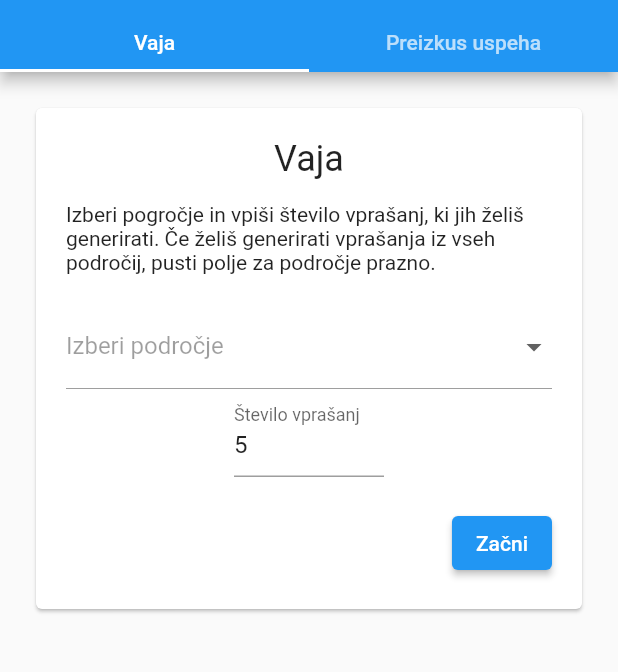
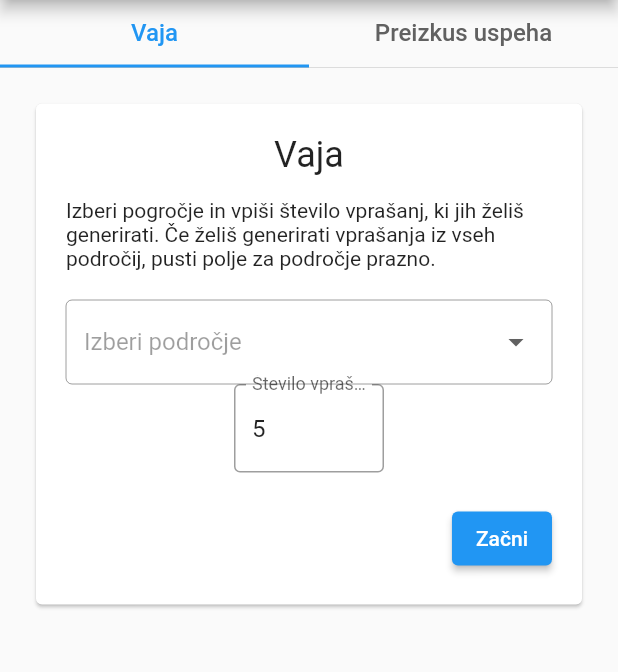
Before and after one commit to jakobkordez/s5_practice, a Flutter app: the screen it shows after launch, on a phone screen of 412 x 824 dp, the part 84-756 px from its top. Run offline on Flutter 3.47's test engine with Material 2 defaults, Android fonts, the light colour scheme and no system bars; our stand-ins replace equatable, flutter_bloc; missing offline and left inert: flutter_math_fork, timer_builder.

Commit message:
Update design

```diff
--- a/lib/src/app.dart
+++ b/lib/src/app.dart
@@ -29,6 +29,11 @@ class App extends StatelessWidget {
 
             return null;
           },
+          theme: ThemeData(
+            inputDecorationTheme: const InputDecorationTheme(
+              border: OutlineInputBorder(),
+            ),
+          ),
         ),
       );
 }
--- a/lib/src/generator/cubit/generator_cubit.dart
+++ b/lib/src/generator/cubit/generator_cubit.dart
@@ -8,10 +8,6 @@ part 'generator_state.dart';
 
 class GeneratorCubit extends Cubit<GeneratorState> {
   GeneratorCubit() : super(const GeneratorState());
-
-  void setPractice() => emit(state.copyWith(type: GeneratorType.practice));
-
-  void setTest() => emit(state.copyWith(type: GeneratorType.test));
 
   void setSingleCategory(bool singleCategory) =>
       emit(state.copyWith(singleCategory: singleCategory));
--- a/lib/src/generator/cubit/generator_state.dart
+++ b/lib/src/generator/cubit/generator_state.dart
@@ -6,7 +6,6 @@ enum GeneratorType {
 }
 
 class GeneratorState extends Equatable {
-  final GeneratorType type;
   final int practiceQuestionCount;
   final int testQuestionCount;
   final bool singleCategory;
@@ -14,7 +13,6 @@ class GeneratorState extends Equatable {
   final Duration timerDuration;
 
   const GeneratorState({
-    this.type = GeneratorType.practice,
     this.practiceQuestionCount = 5,
     this.testQuestionCount = kDebugMode ? 6 : 60,
     this.singleCategory = false,
@@ -33,7 +31,6 @@ class GeneratorState extends Equatable {
     final newSingleCategory = singleCategory ?? this.singleCategory;
 
     return GeneratorState(
-      type: type ?? this.type,
       practiceQuestionCount:
           practiceQuestionCount ?? this.practiceQuestionCount,
       testQuestionCount: testQuestionCount ?? this.testQuestionCount,
@@ -45,7 +42,6 @@ class GeneratorState extends Equatable {
 
   @override
   List<Object?> get props => [
-        type,
         practiceQuestionCount,
         testQuestionCount,
         singleCategory,
--- a/lib/src/generator/generator_form.dart
+++ b/lib/src/generator/generator_form.dart
@@ -28,7 +28,7 @@ class PracticeTab extends StatelessWidget {
               final mxW = constraints.maxWidth - 80;
               return Wrap(
                 alignment: WrapAlignment.center,
-                spacing: 20,
+                spacing: 10,
                 crossAxisAlignment: WrapCrossAlignment.end,
                 children: [
                   Container(
@@ -77,8 +77,6 @@ class _CategoryInput extends StatelessWidget {
       BlocBuilder<QuestionsCubit, QuestionsState>(
         builder: (context, qstate) =>
             BlocBuilder<GeneratorCubit, GeneratorState>(
-          buildWhen: (previous, current) =>
-              current.type == GeneratorType.practice,
           builder: (context, gstate) {
             qstate as QuestionsLoaded;
 
@@ -92,6 +90,7 @@ class _CategoryInput extends StatelessWidget {
                 suffixIcon: gstate.category == null
                     ? null
                     : IconButton(
+                        splashRadius: 18,
                         icon: const Icon(Icons.clear),
                         onPressed: () => context
                             .read<GeneratorCubit>()
@@ -178,7 +177,7 @@ class TestTab extends StatelessWidget {
             crossAxisAlignment: CrossAxisAlignment.end,
             children: [
               Expanded(child: _TestQuestionNumberInput()),
-              const SizedBox(width: 20),
+              const SizedBox(width: 10),
               Expanded(child: _DurationInput()),
             ],
           ),
--- a/lib/src/home_screen.dart
+++ b/lib/src/home_screen.dart
@@ -6,64 +6,42 @@ import 'package:s5_practice/src/generator/generator_form.dart';
 import 'components/sized_card.dart';
 import 'generator/cubit/generator_cubit.dart';
 
-class HomeScreen extends StatefulWidget {
-  const HomeScreen({Key? key}) : super(key: key);
-
-  @override
-  State<HomeScreen> createState() => _HomeScreenState();
-}
-
-class _HomeScreenState extends State<HomeScreen>
-    with SingleTickerProviderStateMixin {
-  final GeneratorCubit _generatorCubit = GeneratorCubit();
-
+class HomeScreen extends StatelessWidget {
   static const _tabs = [
     Text('Vaja'),
     Text('Preizkus uspeha'),
   ];
 
-  late final TabController _tabController;
-
-  @override
-  void initState() {
-    super.initState();
-    _tabController = TabController(length: _tabs.length, vsync: this);
-    _tabController.addListener(() {
-      switch (_tabController.index) {
-        case 0:
-          _generatorCubit.setPractice();
-          break;
-        case 1:
-          _generatorCubit.setTest();
-          break;
-        default:
-      }
-    });
-  }
-
-  @override
-  void dispose() {
-    _tabController.dispose();
-    super.dispose();
-  }
+  const HomeScreen({Key? key}) : super(key: key);
 
   @override
   Widget build(BuildContext context) => Scaffold(
-        appBar: AppBar(
-          title: const Text('Izpitna vprašanja za radioamaterje'),
-          bottom: TabBar(
-            controller: _tabController,
-            labelPadding: const EdgeInsets.all(10),
+        appBar: AppBar(title: const Text('Izpitna vprašanja za radioamaterje')),
+        body: BlocBuilder<QuestionsCubit, QuestionsState>(
+          builder: (context, state) => state is! QuestionsLoaded
+              ? const Center(child: CircularProgressIndicator())
+              : BlocProvider(
+                  create: (_) => GeneratorCubit(),
+                  child: DefaultTabController(
+                    length: _tabs.length,
+                    child: Column(
+                      crossAxisAlignment: CrossAxisAlignment.stretch,
+                      children: [
+                        Center(
+                          child: ConstrainedBox(
+                            constraints: const BoxConstraints(maxWidth: 800),
+                            child: TabBar(
+                              labelColor: Theme.of(context).colorScheme.primary,
+                              unselectedLabelColor: Colors.grey.shade700,
+                              labelStyle: const TextStyle(fontSize: 16),
+                              labelPadding: const EdgeInsets.all(12),
                               tabs: _tabs,
                             ),
                           ),
-        body: BlocBuilder<QuestionsCubit, QuestionsState>(
-          builder: (context, state) => state is! QuestionsLoaded
-              ? const Center(child: CircularProgressIndicator())
-              : BlocProvider.value(
-                  value: _generatorCubit,
+                        ),
+                        const Divider(height: 0),
+                        Expanded(
                           child: TabBarView(
-                    controller: _tabController,
                             children: [
                               const PracticeTab(),
                               const TestTab(),
@@ -77,6 +55,10 @@ class _HomeScreenState extends State<HomeScreen>
                                 .toList(),
                           ),
                         ),
+                      ],
+                    ),
+                  ),
+                ),
         ),
       );
 }
--- a/pubspec.yaml
+++ b/pubspec.yaml
@@ -23,7 +23,7 @@ dev_dependencies:
     sdk: flutter
 
   flutter_lints: ^2.0.1
-  flutter_launcher_icons: ^0.9.3
+  flutter_launcher_icons: ^0.10.0
 
 flutter:
   uses-material-design: true
```
Also changed, not shown: lib/src/quiz/question_card.dart (+18 -3 lines), assets/questions.json, pubspec.lock. Lines whose indentation alone changed are shown as unchanged.
